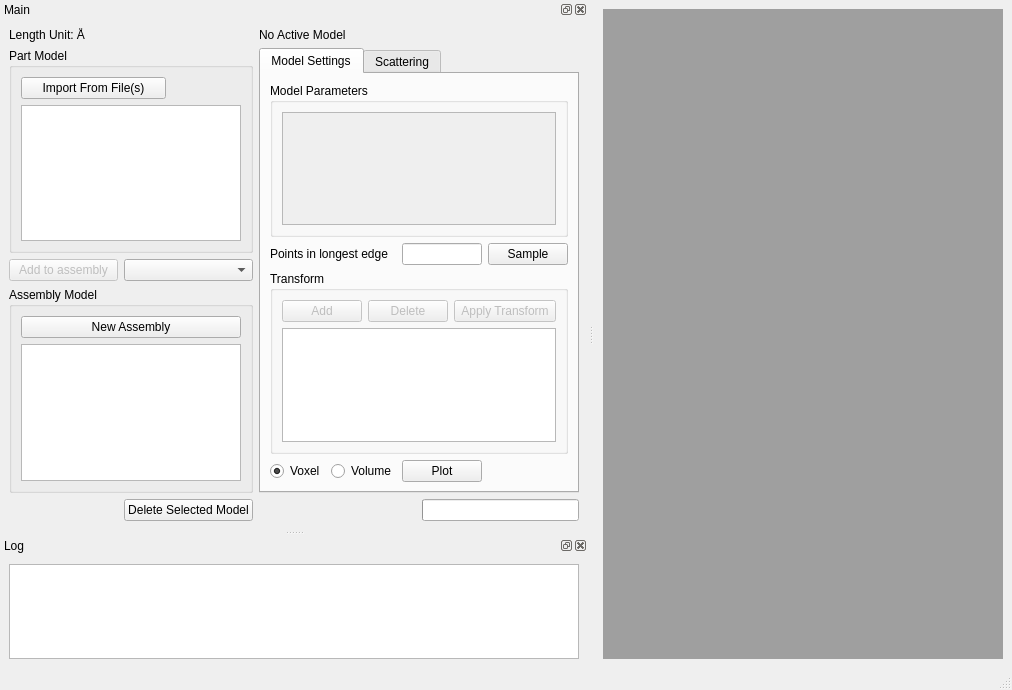
Above: src/model2sas/gui/mainwindow.ui from molybd/Model2SAS before the change. Below: the same form after it.
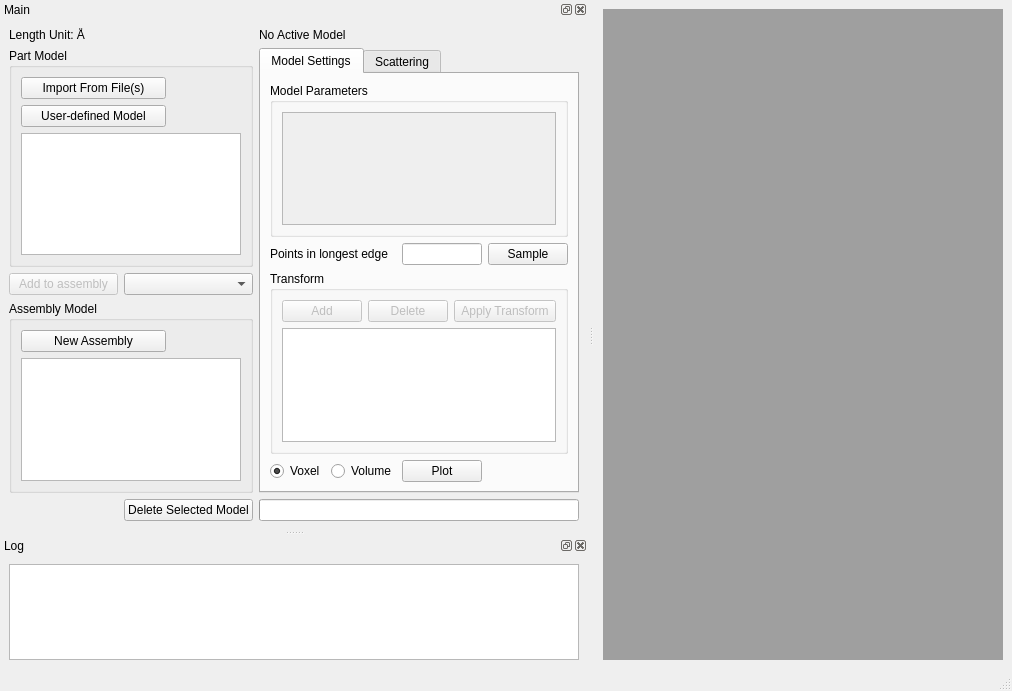
That is the form after the change.

Commit message: add user-defined model support

What changed in the file:
```diff
--- a/src/model2sas/gui/mainwindow.ui
+++ b/src/model2sas/gui/mainwindow.ui
@@ -7,7 +7,7 @@
     <x>0</x>
     <y>0</y>
     <width>1012</width>
-    <height>690</height>
+    <height>691</height>
    </rect>
   </property>
   <property name="windowTitle">
@@ -73,9 +73,6 @@
         <string>Part Model</string>
        </property>
        <layout class="QGridLayout" name="gridLayout_5">
-        <item row="2" column="0" colspan="3">
-         <widget class="QTreeView" name="treeView_parts"/>
-        </item>
         <item row="1" column="0" colspan="2">
          <widget class="QPushButton" name="pushButton_part_from_files">
           <property name="text">
@@ -83,6 +80,16 @@
           </property>
          </widget>
         </item>
+        <item row="3" column="0" colspan="3">
+         <widget class="QTreeView" name="treeView_parts"/>
+        </item>
+        <item row="2" column="0" colspan="2">
+         <widget class="QPushButton" name="pushButton_user_defined_model">
+          <property name="text">
+           <string>User-defined Model</string>
+          </property>
+         </widget>
+        </item>
        </layout>
       </widget>
      </item>
@@ -656,7 +663,7 @@
           </property>
          </widget>
         </item>
-        <item row="0" column="0" colspan="3">
+        <item row="0" column="0" colspan="2">
          <widget class="QPushButton" name="pushButton_new_assembly">
           <property name="enabled">
            <bool>true</bool>
@@ -689,20 +696,7 @@
        </property>
       </widget>
      </item>
-     <item row="4" column="2">
-      <spacer name="horizontalSpacer_7">
-       <property name="orientation">
-        <enum>Qt::Horizontal</enum>
-       </property>
-       <property name="sizeHint" stdset="0">
-        <size>
-         <width>153</width>
-         <height>20</height>
-        </size>
-       </property>
-      </spacer>
-     </item>
-     <item row="4" column="3">
+     <item row="4" column="2" colspan="2">
       <widget class="QProgressBar" name="progressBar">
        <property name="value">
         <number>0</number>
```
Left out of the diff: 28 changed lines with no effect on the pictures. The commit also changes 6 other files.
